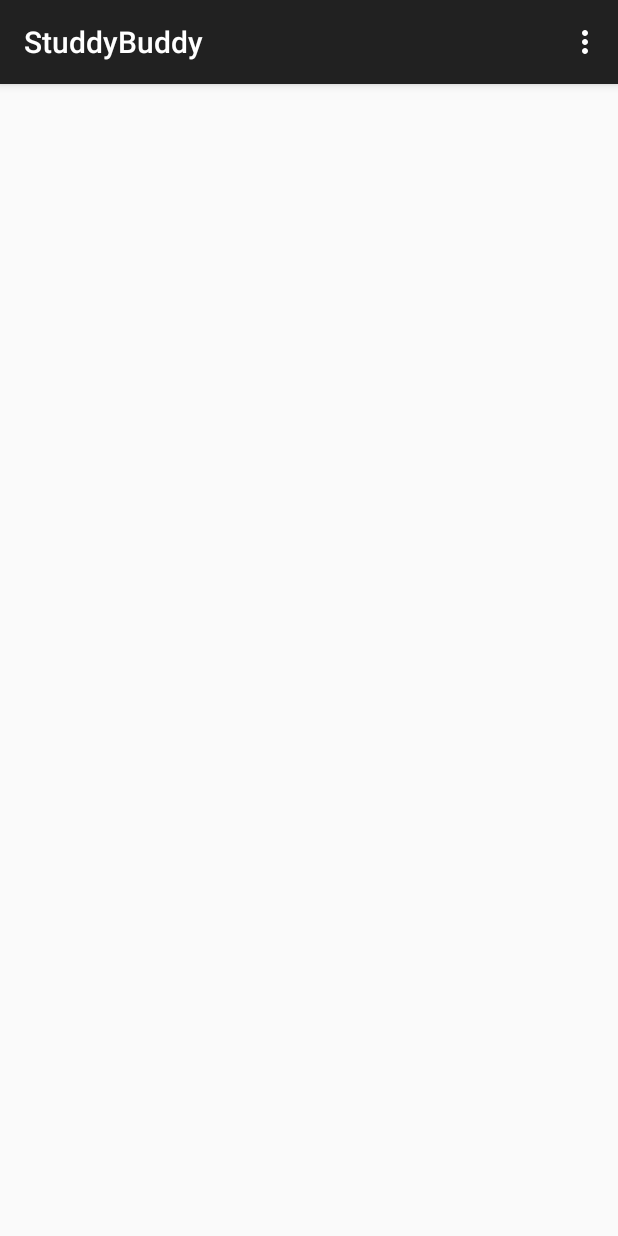
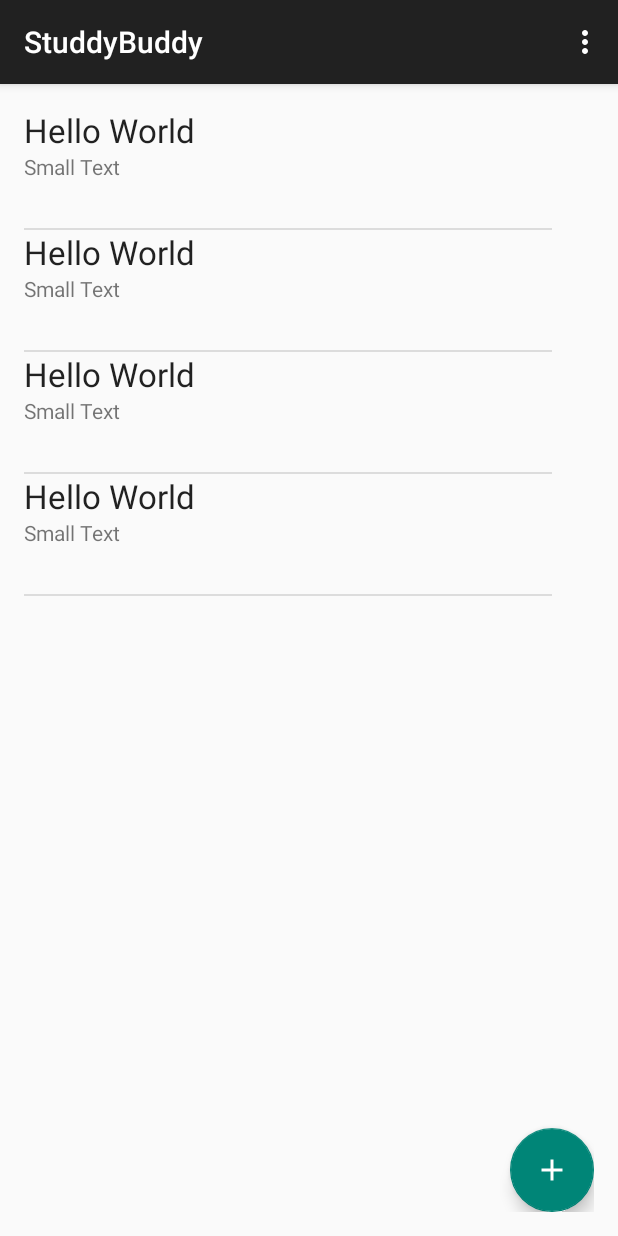
Before and after one commit to kfuh1/StudyBuddy, an Android app: the screen it shows after launch (MainActivity), on a phone screen of 412 x 824 dp. Run offline under Robolectric (Android 15) with nearby library versions, the phone set to English and light mode, and no system bars.

Commit message:
Added rudimentary ListView with dummy data and a Floating Action Button

```diff
--- a/StudyBuddy/app/build.gradle
+++ b/StudyBuddy/app/build.gradle
@@ -22,4 +22,5 @@ android {
 dependencies {
     compile fileTree(dir: 'libs', include: ['*.jar'])
     compile 'com.android.support:appcompat-v7:22.1.1'
+    compile 'com.android.support:design:22.2.0' //For Floating Action Button
 }
--- a/StudyBuddy/app/src/main/java/android/example/com/studdybuddy/MainActivity.java
+++ b/StudyBuddy/app/src/main/java/android/example/com/studdybuddy/MainActivity.java
@@ -1,22 +1,15 @@
 package android.example.com.studdybuddy;
 
-import java.util.Locale;
-
-import android.support.v7.app.ActionBarActivity;
-import android.support.v7.app.ActionBar;
+import android.os.Bundle;
 import android.support.v4.app.Fragment;
 import android.support.v4.app.FragmentManager;
-import android.support.v4.app.FragmentTransaction;
 import android.support.v4.app.FragmentPagerAdapter;
-import android.os.Bundle;
 import android.support.v4.view.ViewPager;
-import android.view.Gravity;
-import android.view.LayoutInflater;
+import android.support.v7.app.ActionBarActivity;
 import android.view.Menu;
 import android.view.MenuItem;
-import android.view.View;
-import android.view.ViewGroup;
-import android.widget.TextView;
+
+import java.util.Locale;
 
 
 public class MainActivity extends ActionBarActivity {
@@ -49,6 +42,7 @@ public class MainActivity extends ActionBarActivity {
         // Set up the ViewPager with the sections adapter.
         mViewPager = (ViewPager) findViewById(R.id.pager);
         mViewPager.setAdapter(mSectionsPagerAdapter);
+
 
     }
 
@@ -90,13 +84,13 @@ public class MainActivity extends ActionBarActivity {
         public Fragment getItem(int position) {
             // getItem is called to instantiate the fragment for the given page.
             // Return a PlaceholderFragment (defined as a static inner class below).
-            return PlaceholderFragment.newInstance(position + 1);
+            return StudySessionFragment.newInstance(position + 1);
         }
 
         @Override
         public int getCount() {
             // Show 3 total pages.
-            return 3;
+            return 2;
         }
 
         @Override
@@ -107,44 +101,12 @@ public class MainActivity extends ActionBarActivity {
                     return getString(R.string.title_section1).toUpperCase(l);
                 case 1:
                     return getString(R.string.title_section2).toUpperCase(l);
-                case 2:
-                    return getString(R.string.title_section3).toUpperCase(l);
+
             }
             return null;
         }
     }
 
-    /**
-     * A placeholder fragment containing a simple view.
-     */
-    public static class PlaceholderFragment extends Fragment {
-        /**
-         * The fragment argument representing the section number for this
-         * fragment.
-         */
-        private static final String ARG_SECTION_NUMBER = "section_number";
 
-        /**
-         * Returns a new instance of this fragment for the given section
-         * number.
-         */
-        public static PlaceholderFragment newInstance(int sectionNumber) {
-            PlaceholderFragment fragment = new PlaceholderFragment();
-            Bundle args = new Bundle();
-            args.putInt(ARG_SECTION_NUMBER, sectionNumber);
-            fragment.setArguments(args);
-            return fragment;
-        }
-
-        public PlaceholderFragment() {
-        }
-
-        @Override
-        public View onCreateView(LayoutInflater inflater, ViewGroup container,
-                                 Bundle savedInstanceState) {
-            View rootView = inflater.inflate(R.layout.fragment_main, container, false);
-            return rootView;
-        }
-    }
 
 }
--- /dev/null
+++ b/StudyBuddy/app/src/main/java/android/example/com/studdybuddy/StudySessionFragment.java
@@ -0,0 +1,70 @@
+package android.example.com.studdybuddy;
+
+/**
+ * Created by John on 7/18/15.
+ */
+
+import android.os.Bundle;
+import android.support.v4.app.Fragment;
+import android.view.LayoutInflater;
+import android.view.View;
+import android.view.ViewGroup;
+import android.widget.ArrayAdapter;
+import android.widget.ListView;
+
+import java.util.ArrayList;
+
+
+public class StudySessionFragment extends Fragment {
+    /**
+     * The fragment argument representing the section number for this
+     * fragment.
+     */
+    private static final String ARG_SECTION_NUMBER = "section_number";
+
+    //TODO: Make this adapter array take in a custom "Study Session" object
+
+    private ArrayAdapter<String> mStudySessionAdapter;
+    /**
+     * Returns a new instance of this fragment for the given section
+     * number.
+     */
+    public static StudySessionFragment newInstance(int sectionNumber) {
+        StudySessionFragment fragment = new StudySessionFragment();
+        Bundle args = new Bundle();
+        args.putInt(ARG_SECTION_NUMBER, sectionNumber);
+        fragment.setArguments(args);
+        return fragment;
+    }
+
+    public StudySessionFragment() {
+    }
+
+    @Override
+    public View onCreateView(LayoutInflater inflater, ViewGroup container,
+                             Bundle savedInstanceState) {
+
+
+        mStudySessionAdapter = new ArrayAdapter<String>(
+                getActivity(),
+                R.layout.list_item_studysession,
+                R.id.list_item_studysession_name_textview,
+                new ArrayList<String>()
+        );
+
+        View rootView = inflater.inflate(R.layout.fragment_main, container, false);
+
+        // Get a reference to the ListView, and attach this adapter to it.
+        ListView listView = (ListView) rootView.findViewById(R.id.listView_studdysession);
+        listView.setAdapter(mStudySessionAdapter);
+
+//TODO: Set up proper floatingactionbutton to launch a "create" view to make a session
+    mStudySessionAdapter.add("Hello World");
+        mStudySessionAdapter.add("Hello World");
+        mStudySessionAdapter.add("Hello World");
+        mStudySessionAdapter.add("Hello World");
+
+
+        return rootView;
+    }
+}
--- a/StudyBuddy/app/src/main/res/layout/fragment_main.xml
+++ b/StudyBuddy/app/src/main/res/layout/fragment_main.xml
@@ -1,12 +1,41 @@
 <RelativeLayout xmlns:android="http://schemas.android.com/apk/res/android"
-    xmlns:tools="http://schemas.android.com/tools" android:layout_width="match_parent"
-    android:layout_height="match_parent" android:paddingLeft="@dimen/activity_horizontal_margin"
+    xmlns:app="http://schemas.android.com/apk/res-auto"
+    xmlns:tools="http://schemas.android.com/tools"
+    android:layout_width="match_parent"
+    android:layout_height="match_parent"
+    android:paddingLeft="@dimen/activity_horizontal_margin"
     android:paddingRight="@dimen/activity_horizontal_margin"
     android:paddingTop="@dimen/activity_vertical_margin"
     android:paddingBottom="@dimen/activity_vertical_margin"
     tools:context=".MainActivity$PlaceholderFragment">
 
-    <TextView android:id="@+id/section_label" android:layout_width="wrap_content"
+    <TextView android:id="@+id/section_label"
+        android:layout_width="wrap_content"
         android:layout_height="wrap_content" />
 
+    <ListView
+        android:layout_width="match_parent"
+        android:layout_height="match_parent"
+        android:id="@+id/listView_studdysession"
+        android:clickable="true"
+        android:layout_above="@+id/fab"
+        android:layout_alignRight="@+id/fab"
+        android:layout_alignEnd="@+id/fab"
+        android:layout_marginRight="28dp"
+        android:layout_marginEnd="28dp"
+        android:layout_marginBottom="44dp" />
+
+
+
+    <android.support.design.widget.FloatingActionButton
+        android:id="@+id/fab"
+
+        android:layout_width="wrap_content"
+        android:layout_height="wrap_content"
+        android:layout_alignParentBottom="true"
+        android:layout_alignParentRight="true"
+        android:layout_alignParentEnd="false"
+
+        android:src="@drawable/ic_add_white_48dp"
+         />
 </RelativeLayout>
--- /dev/null
+++ b/StudyBuddy/app/src/main/res/layout/list_item_studysession.xml
@@ -0,0 +1,30 @@
+<?xml version="1.0" encoding="utf-8"?>
+<LinearLayout xmlns:android="http://schemas.android.com/apk/res/android"
+    android:orientation="horizontal"
+    android:layout_width="match_parent"
+    android:layout_height="wrap_content"
+    android:gravity="center_vertical"
+    android:minHeight="80dp"
+    android:weightSum="1">
+
+    <LinearLayout
+        android:orientation="vertical"
+        android:layout_width="match_parent"
+        android:layout_height="match_parent"
+        android:weightSum="1">
+
+        <TextView
+            android:layout_width="114dp"
+            android:layout_height="wrap_content"
+            android:textAppearance="?android:attr/textAppearanceLarge"
+            android:text="Large Text"
+            android:id="@+id/list_item_studysession_name_textview" />
+
+        <TextView
+            android:layout_width="wrap_content"
+            android:layout_height="wrap_content"
+            android:textAppearance="?android:attr/textAppearanceSmall"
+            android:text="Small Text"
+            android:id="@+id/list_item_studysession_desc_textview" />
+    </LinearLayout>
+</LinearLayout>
--- /dev/null
+++ b/StudyBuddy/app/src/main/res/values-v21/styles.xml
@@ -0,0 +1,5 @@
+<?xml version="1.0" encoding="utf-8"?>
+<resources>
+    <!--<style name="AppTheme" parent="android:Theme.Material.Light">-->
+    <!--</style>-->
+</resources>
--- a/StudyBuddy/app/src/main/res/values/strings.xml
+++ b/StudyBuddy/app/src/main/res/values/strings.xml
@@ -1,11 +1,9 @@
 <resources>
     <string name="app_name">StuddyBuddy</string>
 
-    <string name="title_section1">Section 1</string>
-    <string name="title_section2">Section 2</string>
-    <string name="title_section3">Section 3</string>
+    <string name="title_section1">Map View</string>
+    <string name="title_section2">List View</string>
 
-    <string name="hello_world">Hello world!</string>
 
     <string name="action_settings">Settings</string>
 </resources>
```
Also changed, not shown: StudyBuddy/app/src/main/res/drawable-hdpi/ic_add_white_48dp.png (added), StudyBuddy/app/src/main/res/drawable-mdpi/ic_add_white_48dp.png (added), StudyBuddy/app/src/main/res/drawable-xhdpi/ic_add_white_48dp.png (added), StudyBuddy/app/src/main/res/drawable-xxhdpi/ic_add_white_48dp.png (added), StudyBuddy/app/src/main/res/drawable-xxxhdpi/ic_add_white_48dp.png (added), 1 other file.
